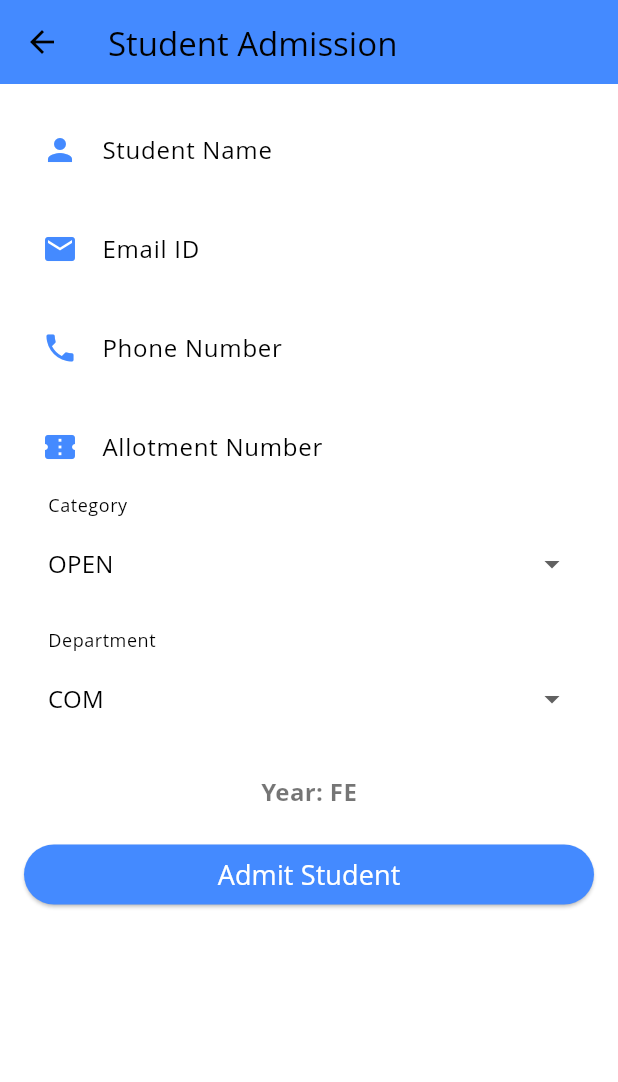
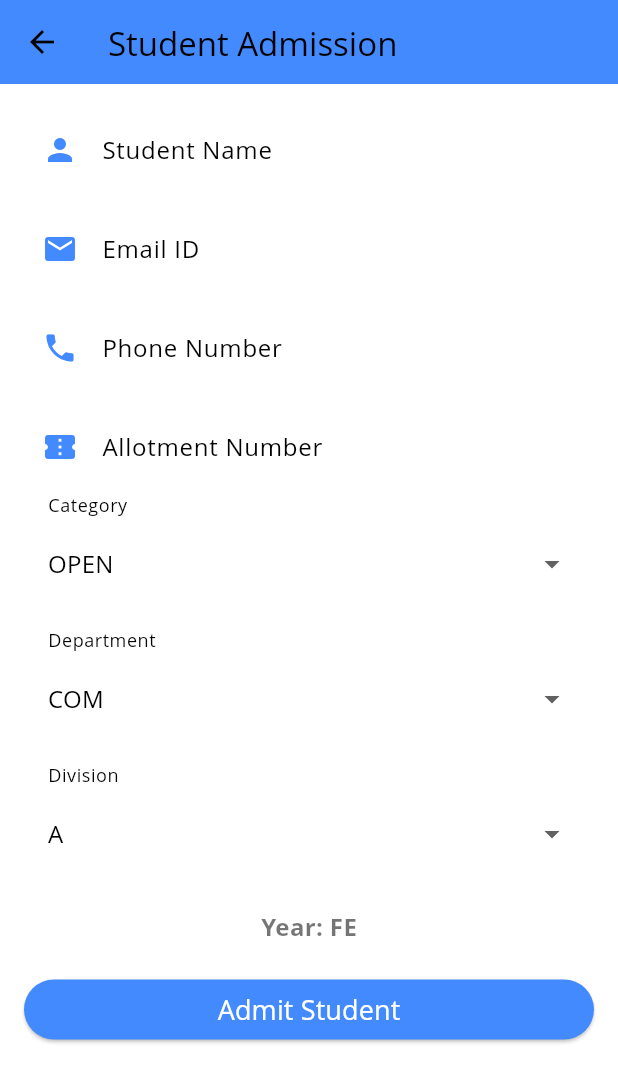
Before and after one commit to RDX463/erp_project, a Flutter app: the StudentAdmissionPage screen opened directly, on a phone screen of 412 x 824 dp. Shown: the top 1082 px of the screen. Run offline on Flutter 3.47's test engine with Material 3 defaults, Android fonts, the phone set to English and light mode, and no system bars; our stand-ins replace flutter_swiper_view, font_awesome_flutter, webview_flutter; Roboto replaces fonts that are missing (Open Sans).

Commit message:
added division and used SingleChildScrollView for rendering the below elements

```diff
--- a/lib/admin/student_admission.dart
+++ b/lib/admin/student_admission.dart
@@ -2,7 +2,7 @@ import 'package:flutter/material.dart';
 import 'dart:math';
 import 'dart:convert';
 import 'package:http/http.dart' as http;
-import 'student_fees_pay.dart'; // Import the new Fees Payment Page
+import 'student_fees_pay.dart'; // Import the Fees Payment Page
 
 class StudentAdmissionPage extends StatefulWidget {
   const StudentAdmissionPage({super.key});
@@ -19,10 +19,13 @@ class _StudentAdmissionPageState extends State<StudentAdmissionPage> {
 
   String selectedCategory = "OPEN";
   String selectedDepartment = "COM";
-  String studentId = "";  // Store generated Student ID
+  String selectedDivision = "A"; // ✅ New Division Field
+  String studentId = "";
   bool isScholarshipApplicable = false;
+
   final List<String> categories = ["OBC", "SC", "NT", "ST", "OPEN"];
   final List<String> departments = ["COM", "AIDS", "MECH", "ENTC", "CIVIL"];
+  final List<String> divisions = ["A", "B", "C", "D"]; // ✅ New Division Options
   final String admissionYear = "FE";
 
   void generateStudentId() {
@@ -50,7 +53,6 @@ class _StudentAdmissionPageState extends State<StudentAdmissionPage> {
     generateStudentId();
     checkScholarshipEligibility();
 
-  // Backend API URL
     const String apiUrl = "http://localhost:5000/admit_student";
 
     try {
@@ -63,7 +65,8 @@ class _StudentAdmissionPageState extends State<StudentAdmissionPage> {
           "phone": phoneController.text,
           "category": selectedCategory,
           "allotment_number": allotmentController.text,
-        "department": selectedDepartment
+          "department": selectedDepartment,
+          "division": selectedDivision // ✅ Sending Division to Backend
         }),
       );
 
@@ -74,17 +77,16 @@ class _StudentAdmissionPageState extends State<StudentAdmissionPage> {
           studentId = responseBody["student_id"];
         });
 
-      // Navigate to Student Fees Payment Page after admission success
+        // ✅ Navigate to Fees Payment Page after admission success
         Navigator.push(
           context,
           MaterialPageRoute(
             builder: (context) => StudentFeesPayPage(
               studentId: studentId,
-      isScholarshipApplicable: isScholarshipApplicable,  // Pass scholarship status
+              isScholarshipApplicable: isScholarshipApplicable,
             ),
           ),
         );
-
       } else {
         _showDialog("Error", responseBody["message"] ?? "Failed to admit student.");
       }
@@ -118,7 +120,7 @@ class _StudentAdmissionPageState extends State<StudentAdmissionPage> {
         title: const Text("Student Admission"),
         backgroundColor: Colors.blueAccent,
       ),
-      body: Padding(
+      body: SingleChildScrollView(
         padding: const EdgeInsets.all(16.0),
         child: Column(
           children: [
@@ -130,6 +132,7 @@ class _StudentAdmissionPageState extends State<StudentAdmissionPage> {
             const SizedBox(height: 10),
             buildTextField(allotmentController, "Allotment Number", Icons.confirmation_number),
             const SizedBox(height: 10),
+
             buildDropdown("Category", categories, selectedCategory, (String? value) {
               setState(() {
                 selectedCategory = value!;
@@ -137,14 +140,24 @@ class _StudentAdmissionPageState extends State<StudentAdmissionPage> {
               });
             }),
             const SizedBox(height: 10),
+
             buildDropdown("Department", departments, selectedDepartment, (String? value) {
               setState(() {
                 selectedDepartment = value!;
               });
             }),
             const SizedBox(height: 10),
+
+            buildDropdown("Division", divisions, selectedDivision, (String? value) {
+              setState(() {
+                selectedDivision = value!;
+              });
+            }),
+            const SizedBox(height: 10),
+
             Text("Year: $admissionYear", style: const TextStyle(fontSize: 16, fontWeight: FontWeight.bold)),
             const SizedBox(height: 20),
+
             SizedBox(
               width: double.infinity,
               child: ElevatedButton(
@@ -154,6 +167,7 @@ class _StudentAdmissionPageState extends State<StudentAdmissionPage> {
               ),
             ),
             const SizedBox(height: 20),
+
             if (studentId.isNotEmpty)
               Container(
                 padding: const EdgeInsets.all(10),
@@ -170,6 +184,10 @@ class _StudentAdmissionPageState extends State<StudentAdmissionPage> {
                     Text(
                       studentId,
                       style: const TextStyle(fontSize: 20, fontWeight: FontWeight.bold, color: Colors.blue),
+                    ),
+                    Text(
+                      "Division: $selectedDivision", // ✅ Display Division
+                      style: const TextStyle(fontSize: 16, fontWeight: FontWeight.bold, color: Colors.black),
                     ),
                   ],
                 ),
```
Also changed, not shown: 1 other file. Lines whose indentation alone changed are shown as unchanged.
